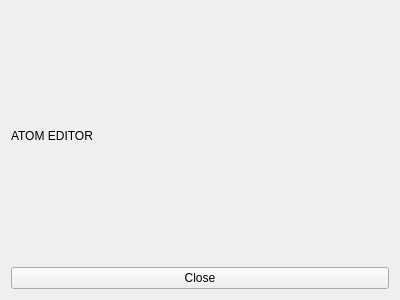
Qt form src/atomeditor.ui (ZADNE/icp2021) before a commit.
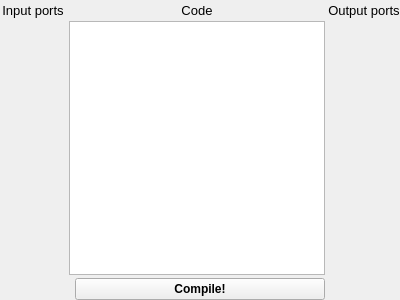
The same form after that commit. Custom widgets are drawn as their Qt base class.

Diff of the .ui file:
```diff
--- a/src/atomeditor.ui
+++ b/src/atomeditor.ui
@@ -13,27 +13,166 @@
   <property name="windowTitle">
    <string>Form</string>
   </property>
-  <layout class="QHBoxLayout" name="horizontalLayout">
+  <layout class="QVBoxLayout" name="verticalLayout_2">
+   <property name="spacing">
+    <number>0</number>
+   </property>
+   <property name="leftMargin">
+    <number>0</number>
+   </property>
+   <property name="topMargin">
+    <number>0</number>
+   </property>
+   <property name="rightMargin">
+    <number>0</number>
+   </property>
+   <property name="bottomMargin">
+    <number>0</number>
+   </property>
    <item>
-    <layout class="QVBoxLayout" name="verticalLayout">
-     <item>
-      <widget class="QLabel" name="label">
+    <layout class="QGridLayout" name="gridLayout_2">
+     <property name="topMargin">
+      <number>3</number>
+     </property>
+     <property name="bottomMargin">
+      <number>3</number>
+     </property>
+     <property name="spacing">
+      <number>3</number>
+     </property>
+     <item row="1" column="0">
+      <widget class="PortEditor" name="inputEditor" native="true">
+       <property name="sizePolicy">
+        <sizepolicy hsizetype="Maximum" vsizetype="Preferred">
+         <horstretch>0</horstretch>
+         <verstretch>0</verstretch>
+        </sizepolicy>
+       </property>
+       <property name="maximumSize">
+        <size>
+         <width>300</width>
+         <height>16777215</height>
+        </size>
+       </property>
+      </widget>
+     </item>
+     <item row="0" column="1">
+      <widget class="QLabel" name="codeLabel">
+       <property name="font">
+        <font>
+         <pointsize>10</pointsize>
+        </font>
+       </property>
        <property name="text">
-        <string>ATOM EDITOR</string>
+        <string>Code</string>
        </property>
+       <property name="alignment">
+        <set>Qt::AlignCenter</set>
+       </property>
       </widget>
      </item>
-     <item>
-      <widget class="QPushButton" name="pushButton">
+     <item row="1" column="2">
+      <widget class="PortEditor" name="outputEditor" native="true">
+       <property name="sizePolicy">
+        <sizepolicy hsizetype="Maximum" vsizetype="Preferred">
+         <horstretch>0</horstretch>
+         <verstretch>0</verstretch>
+        </sizepolicy>
+       </property>
+       <property name="maximumSize">
+        <size>
+         <width>300</width>
+         <height>16777215</height>
+        </size>
+       </property>
+      </widget>
+     </item>
+     <item row="0" column="0">
+      <widget class="QLabel" name="inputLabel">
+       <property name="font">
+        <font>
+         <pointsize>10</pointsize>
+        </font>
+       </property>
        <property name="text">
-        <string>Close</string>
+        <string>Input ports</string>
+       </property>
+       <property name="alignment">
+        <set>Qt::AlignCenter</set>
+       </property>
+      </widget>
+     </item>
+     <item row="1" column="1">
+      <widget class="QTextEdit" name="textEditor">
+       <property name="sizePolicy">
+        <sizepolicy hsizetype="Minimum" vsizetype="Expanding">
+         <horstretch>0</horstretch>
+         <verstretch>0</verstretch>
+        </sizepolicy>
+       </property>
+       <property name="font">
+        <font>
+         <family>Courier</family>
+         <pointsize>10</pointsize>
+        </font>
+       </property>
+       <property name="lineWidth">
+        <number>2</number>
+       </property>
+      </widget>
+     </item>
+     <item row="0" column="2">
+      <widget class="QLabel" name="outputLabel">
+       <property name="font">
+        <font>
+         <pointsize>10</pointsize>
+        </font>
+       </property>
+       <property name="text">
+        <string>Output ports</string>
+       </property>
+       <property name="alignment">
+        <set>Qt::AlignCenter</set>
        </property>
       </widget>
      </item>
     </layout>
    </item>
+   <item alignment="Qt::AlignHCenter">
+    <widget class="QPushButton" name="pushButton">
+     <property name="sizePolicy">
+      <sizepolicy hsizetype="Maximum" vsizetype="Fixed">
+       <horstretch>0</horstretch>
+       <verstretch>0</verstretch>
+      </sizepolicy>
+     </property>
+     <property name="minimumSize">
+      <size>
+       <width>250</width>
+       <height>0</height>
+      </size>
+     </property>
+     <property name="font">
+      <font>
+       <weight>75</weight>
+       <bold>true</bold>
+      </font>
+     </property>
+     <property name="text">
+      <string>Compile!</string>
+     </property>
+    </widget>
+   </item>
   </layout>
  </widget>
+ <customwidgets>
+  <customwidget>
+   <class>PortEditor</class>
+   <extends>QWidget</extends>
+   <header>porteditor.h</header>
+   <container>1</container>
+  </customwidget>
+ </customwidgets>
  <resources/>
  <connections/>
 </ui>
```
